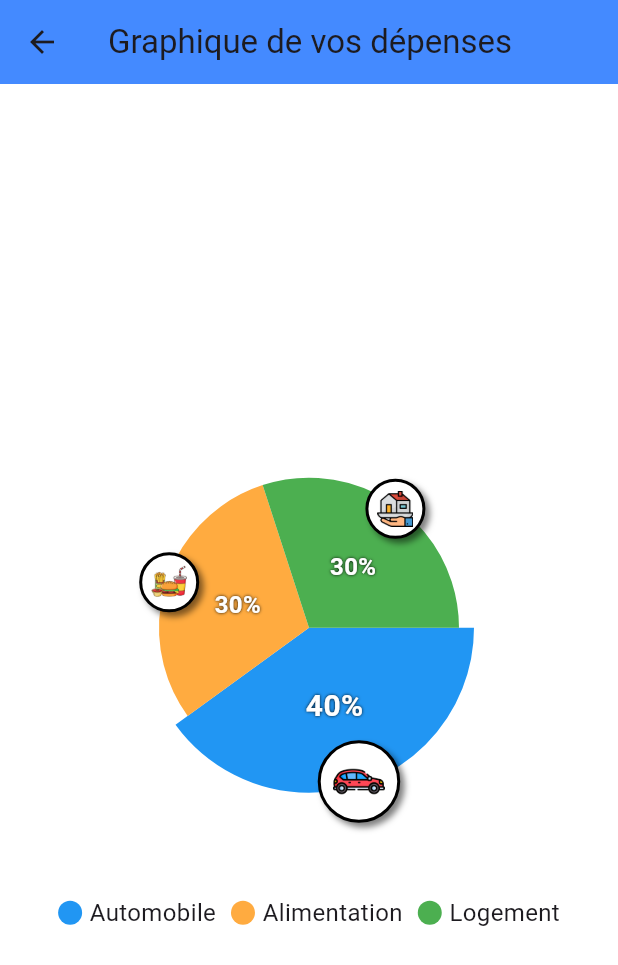
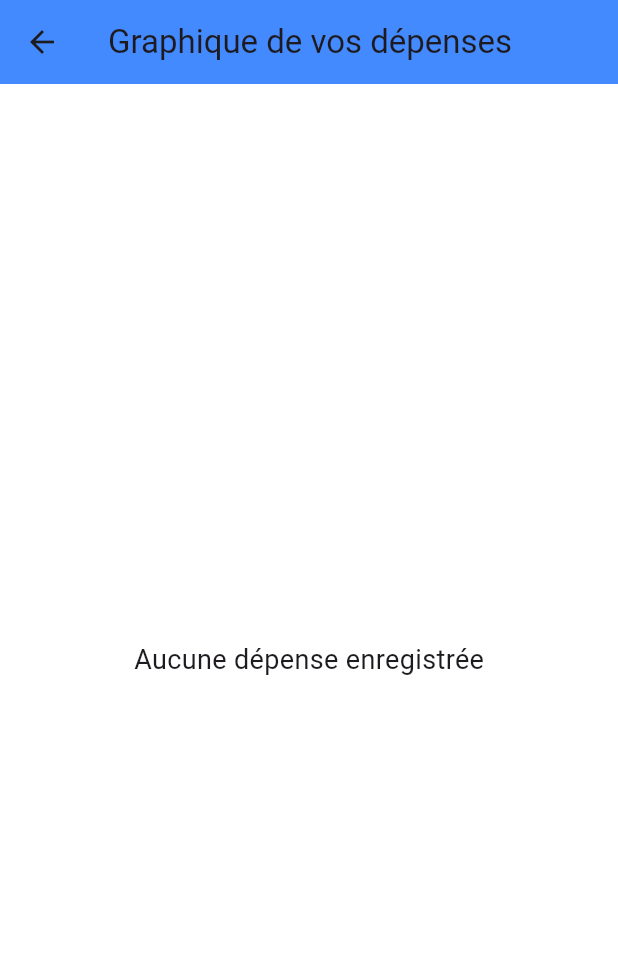
Before and after one commit to mathys-sansus/moulaManager, a Flutter app: the screen it shows after launch, after a tap on "Afficher les stats", on a phone screen of 412 x 824 dp. Shown: the top 965 px of the screen. Run offline on Flutter 3.47's test engine with Material 3 defaults, Android fonts, the phone set to English and light mode, and no system bars; drawn by our look-alikes of fl_chart; our stand-ins replace sqflite; accounts and stored records are empty.

Commit message:
liaison graphique/bd + affichage des vraies dépenses dans page principale

```diff
--- a/lib/database/depense_database.dart
+++ b/lib/database/depense_database.dart
@@ -1,6 +1,7 @@
 import 'package:sqflite/sqflite.dart';
 import 'package:path/path.dart';
 import '../model/depense.dart';
+import 'dart:async'; // Importez dart:async pour StreamController
 
 /// Implémentation du pattern Singleton pour la gestion de la base de données des notes.
 /// Cette classe assure qu'une seule instance de NotesDatabase existe dans l'application.
@@ -18,12 +19,25 @@ class DepenseDatabase {
   /// Nom de la table des notes
   static const String _tableDepenses = 'depenses';
 
+  /// Contrôleur de flux pour les dépenses
+  final _depensesStreamController = StreamController<List<Depense>>.broadcast();
+
+  /// Flux de dépenses
+  Stream<List<Depense>> get depensesStream => _depensesStreamController.stream;
+
   /// Constructeur privé pour empêcher l'instanciation directe (pattern Singleton)
-  DepenseDatabase._init();
+  DepenseDatabase._init() {
+    // Initialise le flux avec les données existantes
+    _initStream();
+  }
+
+  Future<void> _initStream() async {
+    _depensesStreamController.add(await _getDepenses());
+  }
 
   /// Getter privé pour accéder à l'instance unique de la base de données
   /// Crée la base de données si elle n'existe pas encore
-  Future<Database> get _database async {
+  Future<Database> get database async {
     if (_dbInstance != null) return _dbInstance!;
     _dbInstance = await _initDB(_dbFileName);
     return _dbInstance!;
@@ -69,6 +83,12 @@ class DepenseDatabase {
     ''');
   }
 
+  Future<List<Depense>> _getDepenses() async {
+    final db = await database;
+    final List<Map<String, dynamic>> maps = await db.query(_tableDepenses);
+    return List.generate(maps.length, (i) => Depense.fromMap(maps[i]));
+  }
+
   /// Insère une nouvelle note dans la base de données
   ///
   /// Cette méthode ajoute une nouvelle note avec un titre et un contenu.
@@ -77,8 +97,11 @@ class DepenseDatabase {
   ///
   /// Le paramètre [note] est l'objet Note à insérer dans la base de données
   Future<int> insertDepense(Depense depense) async {
-    final db = await _database;
-    return await db.insert(_tableDepenses, depense.toMap());
+    final db = await database;
+    final id = await db.insert(_tableDepenses, depense.toMap());
+    print("Dépense insérée, notification du Stream...");
+    _depensesStreamController.add(await _getDepenses()); // Notifie le Stream
+    return id;
   }
 
   /// Récupère toutes les notes de la base de données
@@ -87,7 +110,7 @@ class DepenseDatabase {
   /// plus type-safe et plus facile à utiliser dans l'interface utilisateur.
   /// Chaque note contient son ID, son titre et son contenu.
   Future<List<Depense>> getAllDepenses() async {
-    final db = await _database;
+    final db = await database;
     final List<Map<String, dynamic>> maps = await db.query(_tableDepenses);
     return List.generate(maps.length, (i) => Depense.fromMap(maps[i]));
   }
@@ -100,7 +123,21 @@ class DepenseDatabase {
   ///
   /// Le paramètre [id] correspond à l'identifiant unique de la note à supprimer
   Future<void> deleteDepense(int id) async {
-    final db = await _database;
+    final db = await database;
     await db.delete(_tableDepenses, where: 'id = ?', whereArgs: [id]);
+    print("Dépense supprimée, notification du Stream...");
+    _depensesStreamController.add(await _getDepenses()); // Notifie le Stream
+  }
+
+  Future<void> updateDepense(Depense depense) async {
+    final db = await database;
+    await db.update(
+      _tableDepenses,
+      depense.toMap(),
+      where: 'id = ?',
+      whereArgs: [depense.id],
+    );
+    print("Dépense mise à jour, notification du Stream...");
+    _depensesStreamController.add(await _getDepenses());
   }
 }
--- a/lib/pages/menu.dart
+++ b/lib/pages/menu.dart
@@ -3,6 +3,8 @@ import 'package:moula_manager/widgets/zone_info_depenses_classiques.dart';
 import 'package:moula_manager/widgets/zone_info_depenses_exceptionnelles.dart';
 import 'package:moula_manager/pages/ajouter_depense.dart';
 import 'package:moula_manager/pages/stats.dart';
+
+import '../database/depense_database.dart';
 
 //Classe d'état pour le calculateur d'IMC. Elle contient les champs de saisie pour le poids et la taille, le résultat de l'IMC et son interprétation
 class Menu extends StatefulWidget {
@@ -24,7 +26,7 @@ class _MenuState extends State<Menu> {
         centerTitle: true,
       ),
       body: Column(
-        children: [ZoneInfoDepensesClassiques(),
+        children: [ZoneInfoDepensesClassiques(database: DepenseDatabase.instance,),
           Switch(value: _switchInfo, onChanged: (bool value){
             setState(() {
               _switchInfo=value;
@@ -43,7 +45,7 @@ class _MenuState extends State<Menu> {
               onPressed: (){
                 Navigator.push(
                   context,
-                  MaterialPageRoute(builder: (context) => Statistiques()),
+                  MaterialPageRoute(builder: (context) => Statistiques(database: DepenseDatabase.instance)),
                 );
               },
               child: Text('Afficher les stats',style: TextStyle(fontSize: 30.0),))
--- a/lib/pages/stats.dart
+++ b/lib/pages/stats.dart
@@ -1,21 +1,75 @@
 import 'package:flutter/material.dart';
 import 'package:fl_chart/fl_chart.dart';
+import 'package:moula_manager/database/depense_database.dart'; // Importez votre base de données
 
 class Statistiques extends StatefulWidget {
-  const Statistiques({super.key});
+  const Statistiques({super.key, required this.database}); // Acceptez l'instance de la base de données
+  final DepenseDatabase database;
 
   @override
   State<StatefulWidget> createState() => PieChartSample3State();
 }
 
-class PieChartSample3State extends State {
-  int touchedIndex = 0;
+class PieChartSample3State extends State<Statistiques> {
+  int touchedIndex = -1;
+  late Future<List<Map<String, dynamic>>> depensesParCategorie;
+
+  @override
+  void initState() {
+    super.initState();
+    depensesParCategorie = _getDepensesParCategorie();
+  }
+
+  Future<List<Map<String, dynamic>>> _getDepensesParCategorie() async {
+    final depenses = await widget.database.getAllDepenses();
+    double automobile = 0;
+    double alimentation = 0;
+    double logement = 0;
+    double autre = 0;
+    for (var depense in depenses) {
+      // Utilisez la notation pointée pour accéder aux propriétés de l'objet Depense
+      switch (depense.type) {  // Assurez-vous que 'type' correspond au nom de la propriété dans votre classe Depense
+        case 'Automobile':
+          automobile += depense.montant;
+          break;
+        case 'Alimentation':
+          alimentation += depense.montant;
+          break;
+        case 'Logement':
+          logement += depense.montant;
+          break;
+        default :
+          autre += depense.montant;
+      }
+    }
+    double total = automobile + alimentation + logement + autre;
+    return [
+      {'categorie': 'Automobile', 'montant': automobile, 'pourcentage': (total > 0) ? (automobile / total) * 100 : 0},
+      {'categorie': 'Alimentation', 'montant': alimentation, 'pourcentage': (total > 0) ? (alimentation / total) * 100 : 0},
+      {'categorie': 'Logement', 'montant': logement, 'pourcentage': (total > 0) ? (logement / total) * 100 : 0},
+      {'categorie': 'Autre', 'montant': autre, 'pourcentage': (total > 0) ? (autre / total) * 100 : 0},
+    ];
+  }
 
   @override
   Widget build(BuildContext context) {
     return Scaffold(
       appBar: AppBar(title: const Text("Graphique de vos dépenses")),
-      body: Column(
+      body: FutureBuilder<List<Map<String, dynamic>>>(
+        future: depensesParCategorie,
+        builder: (context, snapshot) {
+          if (snapshot.hasData) {
+            final data = snapshot.data!;
+            // Vérifiez si la liste 'data' est vide
+            if (data.every((element) => element['montant'] == 0)) {
+              return const Center(
+                child: Text(
+                  "Aucune dépense enregistrée",
+                  style: TextStyle(fontSize: 18),
+                ),
+              );
+            } else {
+              return Column(
                 mainAxisAlignment: MainAxisAlignment.center,
                 children: [
                   AspectRatio(
@@ -41,23 +95,32 @@ class PieChartSample3State extends State {
                         ),
                         sectionsSpace: 0,
                         centerSpaceRadius: 0,
-                sections: showingSections(),
+                        sections: showingSections(data),
                       ),
                     ),
                   ),
                   const SizedBox(height: 20),
-          // Ajout de la légende
                   Row(
                     mainAxisAlignment: MainAxisAlignment.center,
                     children: [
+                      _buildLegendItem(Colors.orangeAccent, "Alimentation"),
+                      const SizedBox(width: 10),
                       _buildLegendItem(Colors.blue, "Automobile"),
                       const SizedBox(width: 10),
-              _buildLegendItem(Colors.orangeAccent, "Alimentation"),
+                      _buildLegendItem(Colors.green, "Logement"),
                       const SizedBox(width: 10),
-              _buildLegendItem(Colors.green, "Logement"),
+                      _buildLegendItem(Colors.red, "Autre"),
                     ],
                   ),
                 ],
+              );
+            }
+          } else if (snapshot.hasError) {
+            return Center(child: Text("Erreur: ${snapshot.error}"));
+          } else {
+            return const Center(child: CircularProgressIndicator());
+          }
+        },
       ),
     );
   }
@@ -79,20 +142,21 @@ class PieChartSample3State extends State {
     );
   }
 
-  List<PieChartSectionData> showingSections() {
-    return List.generate(3, (i) {
+  List<PieChartSectionData> showingSections(List<Map<String, dynamic>> data) {
+    return List.generate(data.length, (i) {
       final isTouched = i == touchedIndex;
       final fontSize = isTouched ? 20.0 : 16.0;
       final radius = isTouched ? 110.0 : 100.0;
       final widgetSize = isTouched ? 55.0 : 40.0;
       const shadows = [Shadow(color: Colors.black, blurRadius: 2)];
+      String pourcentage = data[i]['pourcentage'].toStringAsFixed(1) + '%';
 
       switch (i) {
         case 0:
           return PieChartSectionData(
             color: Colors.blue,
-            value: 40,
-            title: '40%',
+            value: data[i]['pourcentage'],
+            title: pourcentage,
             radius: radius,
             titleStyle: TextStyle(
               fontSize: fontSize,
@@ -110,8 +174,8 @@ class PieChartSample3State extends State {
         case 1:
           return PieChartSectionData(
             color: Colors.orangeAccent,
-            value: 30,
-            title: '30%',
+            value: data[i]['pourcentage'],
+            title: pourcentage,
             radius: radius,
             titleStyle: TextStyle(
               fontSize: fontSize,
@@ -129,8 +193,8 @@ class PieChartSample3State extends State {
         case 2:
           return PieChartSectionData(
             color: Colors.green,
-            value: 30,
-            title: '30%',
+            value: data[i]['pourcentage'],
+            title: pourcentage,
             radius: radius,
             titleStyle: TextStyle(
               fontSize: fontSize,
@@ -140,6 +204,25 @@ class PieChartSample3State extends State {
             ),
             badgeWidget: _Badge(
               'lib/images/home.png',
+              size: widgetSize,
+              borderColor: Colors.black,
+            ),
+            badgePositionPercentageOffset: .98,
+          );
+        case 3:
+          return PieChartSectionData(
+            color: Colors.red,
+            value: data[i]['pourcentage'],
+            title: pourcentage,
+            radius: radius,
+            titleStyle: TextStyle(
+              fontSize: fontSize,
+              fontWeight: FontWeight.bold,
+              color: const Color(0xffffffff),
+              shadows: shadows,
+            ),
+            badgeWidget: _Badge(
+              'lib/images/money.png',
               size: widgetSize,
               borderColor: Colors.black,
             ),
@@ -158,6 +241,7 @@ class _Badge extends StatelessWidget {
         required this.size,
         required this.borderColor,
       });
+
   final String assetPath;
   final double size;
   final Color borderColor;
--- a/lib/widgets/zone_info_depenses_classiques.dart
+++ b/lib/widgets/zone_info_depenses_classiques.dart
@@ -1,36 +1,74 @@
 import 'package:flutter/material.dart';
+import '../database/depense_database.dart';
+import '../model/depense.dart';
 
-class ZoneInfoDepensesClassiques extends StatelessWidget {
-  const ZoneInfoDepensesClassiques({
-    super.key
-  });
+class ZoneInfoDepensesClassiques extends StatefulWidget {
+  const ZoneInfoDepensesClassiques({super.key, required this.database});
+  final DepenseDatabase database;
 
   @override
+  State<ZoneInfoDepensesClassiques> createState() => _ZoneInfoDepensesClassiquesState();
+}
+
+class _ZoneInfoDepensesClassiquesState extends State<ZoneInfoDepensesClassiques> {
+  @override
   Widget build(BuildContext context) {
-    return  Column(
+    return StreamBuilder<List<Depense>>(
+      stream: widget.database.depensesStream, // Écoute le Stream
+      builder: (context, snapshot) {
+        if (snapshot.connectionState == ConnectionState.waiting) {
+          return const CircularProgressIndicator(); // Affiche un indicateur de chargement initial
+        } else if (snapshot.hasError) {
+          return Text("Erreur: ${snapshot.error}");
+        } else if (snapshot.hasData) {
+          final depenses = snapshot.data!;
+          double alimentation = 0;
+          double automobile = 0;
+          double logement = 0;
+
+          for (var depense in depenses) {
+            switch (depense.type) {
+              case 'Alimentation':
+                alimentation += depense.montant;
+                break;
+              case 'Automobile':
+                automobile += depense.montant;
+                break;
+              case 'Logement':
+                logement += depense.montant;
+                break;
+            }
+          }
+
+          return Column(
             children: [
-          const Text(
-            'Alimentation : 200€ (max : 250€)',
-            style: TextStyle(
+              Text(
+                'Alimentation : ${alimentation.toStringAsFixed(2)}€ (max : 250€)',
+                style: const TextStyle(
                   fontSize: 25,
                 ),
               ),
               const SizedBox(height: 24),
-          const Text(
-            'Automobile : 150€ (max : 180€)',
-            style: TextStyle(
+              Text(
+                'Automobile : ${automobile.toStringAsFixed(2)}€ (max : 180€)',
+                style: const TextStyle(
                   fontSize: 25,
                 ),
               ),
               const SizedBox(height: 24),
-          const Text(
-            'Logement : 40€ (max : 50€)',
-            style: TextStyle(
+              Text(
+                'Logement : ${logement.toStringAsFixed(2)}€ (max : 50€)',
+                style: const TextStyle(
                   fontSize: 25,
                 ),
               ),
               const SizedBox(height: 24),
-        ]
+            ],
+          );
+        } else {
+          return const Text("Aucune dépense"); // Gère le cas où il n'y a pas de données initiales
+        }
+      },
     );
   }
 }
--- a/pubspec.yaml
+++ b/pubspec.yaml
@@ -23,3 +23,4 @@ flutter:
     - lib/images/car.png
     - lib/images/food.jpg
     - lib/images/home.png
+    - lib/images/money.png
```
Also changed, not shown: lib/images/money.png (added). Lines whose indentation alone changed are shown as unchanged.
